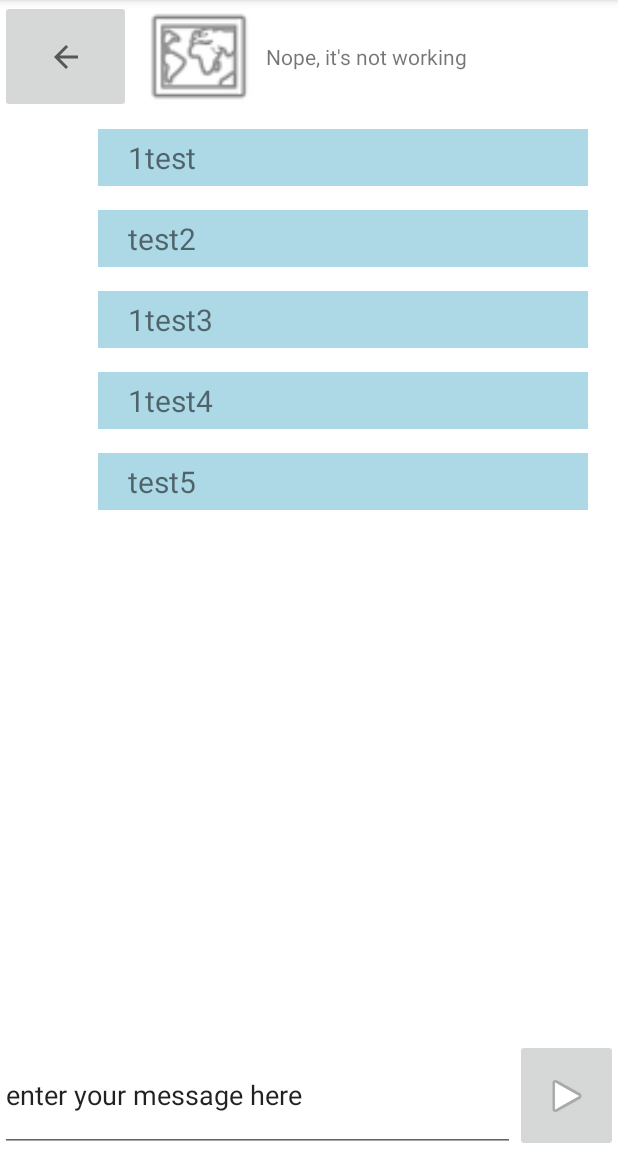
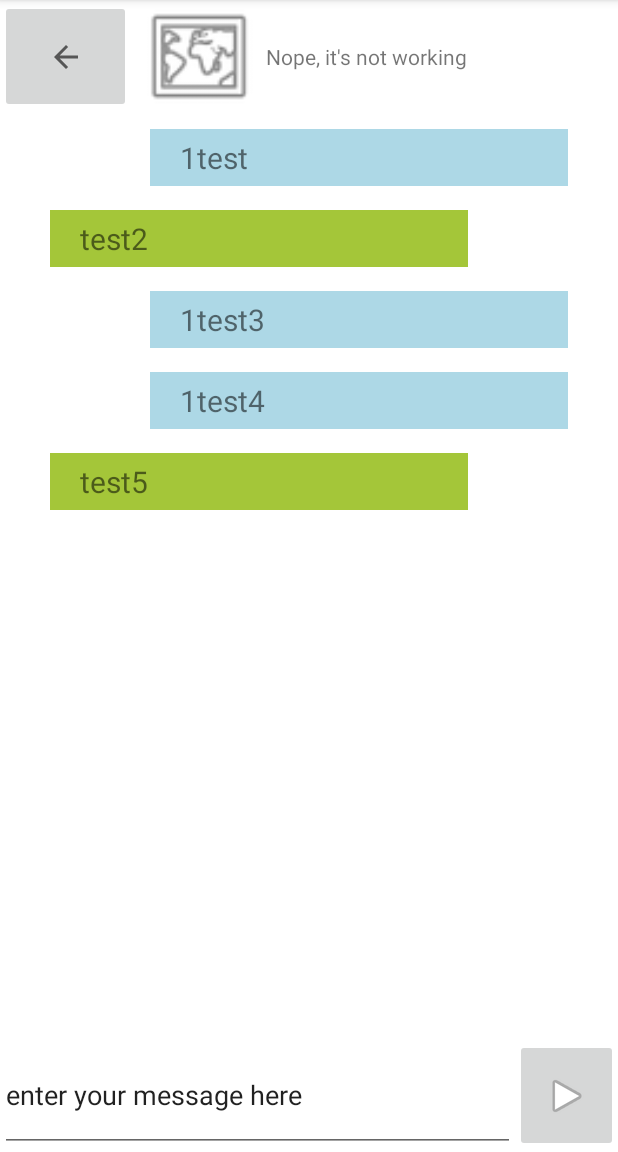
Before and after one commit to GameXMatch/GameXMatch, an Android app: the Chat screen opened directly, with no data from a screen before it, on a phone screen of 412 x 824 dp, the part 84-1236 px from its top. Run offline under Robolectric (Android 15) with nearby library versions, the phone set to English and light mode, and no system bars.

Commit message:
Messages display on sides

```diff
--- a/android_app/app/src/main/java/ch/gamesxmatch/main/ChatAdaptator.kt
+++ b/android_app/app/src/main/java/ch/gamesxmatch/main/ChatAdaptator.kt
@@ -1,11 +1,14 @@
 package ch.gamesxmatch.main
 
+import android.app.ActionBar
+import android.graphics.Color
 import android.view.LayoutInflater
 import android.view.View
 import android.view.ViewGroup
-import android.widget.ImageView
-import android.widget.Space
-import android.widget.TextView
+import android.widget.*
+import androidx.core.view.MarginLayoutParamsCompat
+import androidx.core.view.marginBottom
+import androidx.recyclerview.widget.LinearLayoutManager
 import androidx.recyclerview.widget.RecyclerView
 import ch.gamesxmatch.R
 
@@ -13,11 +16,10 @@ import ch.gamesxmatch.R
 class ChatAdaptator(val messages : ArrayList<String>) : RecyclerView.Adapter<ChatAdaptator.ViewHolder>() {
 
     companion object{
-        const val message_weight = 5
-        const val space_weight = 1
-        const val space_disabled_weight = 0
-        const val background_sender = "#add8e6"
-        const val background_receiver = "#A4C639"
+        const val margin_default = 50
+        const val margin_side = margin_default + 100
+        const val background_match = "#add8e6"
+        const val background_user = "#A4C639"
     }
 
     override fun getItemCount(): Int {
@@ -35,14 +37,28 @@ class ChatAdaptator(val messages : ArrayList<String>) : RecyclerView.Adapter<Cha
 
     inner class ViewHolder(itemView: View) : RecyclerView.ViewHolder(itemView) {
         var message : TextView = itemView.findViewById(R.id.message_message)
-        var leftSpace : Space = itemView.findViewById(R.id.message_left_space)
-        var rightSpace : Space = itemView.findViewById(R.id.message_right_space)
     }
 
     private fun bindValues(data : String, holder : ViewHolder) {
+        if(matchMessage(data)){
+            setMargins(margin_side, margin_default, holder.message)
+        }
+        else{
+            setMargins(margin_default, margin_side, holder.message)
+            holder.message.setBackgroundColor(Color.parseColor(background_user))
+        }
         holder.message.setText(data)
     }
 
+    private fun setMargins(left : Int, right : Int, message : TextView) {
+        val param = message.layoutParams as ViewGroup.MarginLayoutParams
+        param.setMargins(left,0,right,0)
+        message.layoutParams = param
+    }
 
+    private fun matchMessage(data: String) : Boolean {
+        // TODO
+        return data[0] == '1'
+    }
 
 }
--- a/android_app/app/src/main/res/layout/component_message.xml
+++ b/android_app/app/src/main/res/layout/component_message.xml
@@ -5,7 +5,6 @@
     android:layout_width="match_parent"
     android:layout_height="wrap_content"
     android:layout_marginTop="5dp"
-    android:layout_marginEnd="20dp"
     android:layout_marginBottom="5dp"
     android:paddingTop="5dp"
     app:barrierMargin="5dp">
@@ -16,12 +15,6 @@
         android:orientation="horizontal"
         app:layout_constraintStart_toStartOf="parent"
         app:layout_constraintTop_toTopOf="parent">
-
-        <Space
-            android:id="@+id/message_left_space"
-            android:layout_width="0dp"
-            android:layout_height="match_parent"
-            android:layout_weight="1" />
 
         <TextView
             android:id="@+id/message_message"
@@ -34,11 +27,6 @@
             android:textSize="20sp"
             tools:text="mortimaire" />
 
-        <Space
-            android:id="@+id/message_right_space"
-            android:layout_width="0dp"
-            android:layout_height="match_parent"
-            android:layout_weight="0" />
     </LinearLayout>
 
 </androidx.constraintlayout.widget.ConstraintLayout>
```
